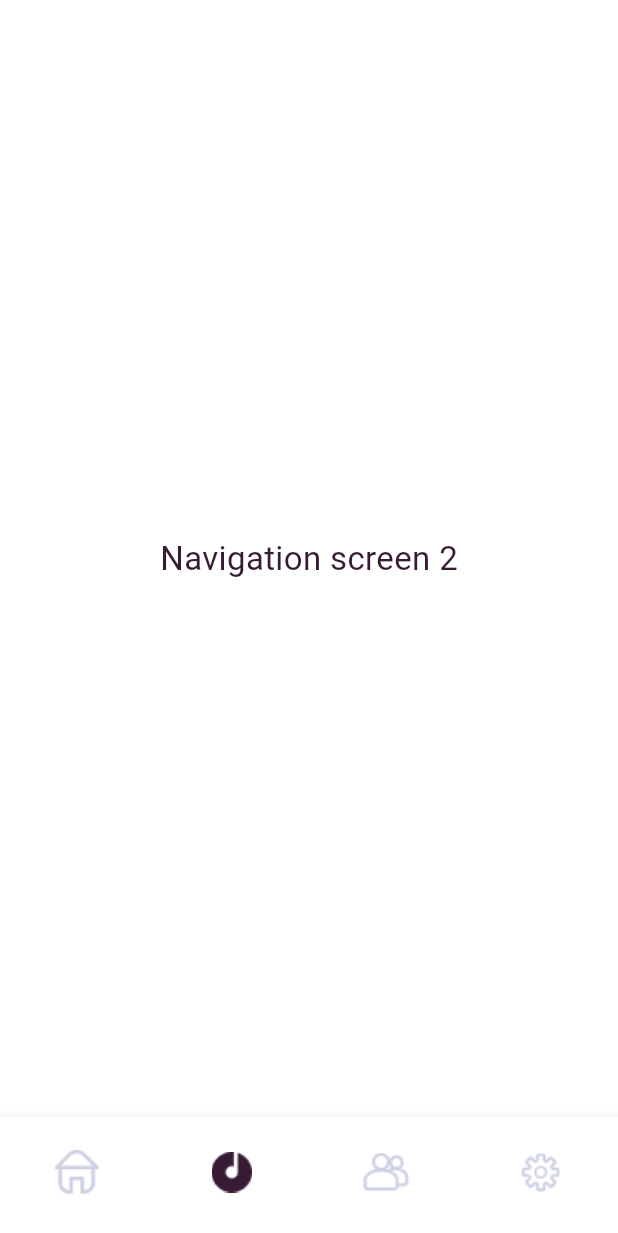
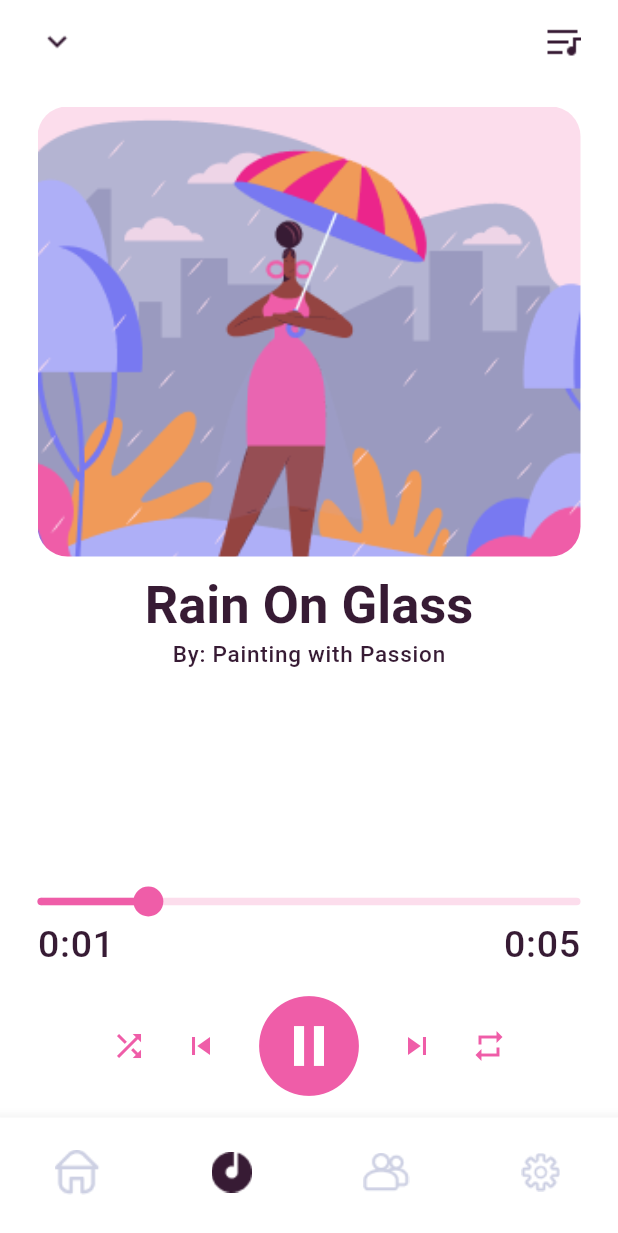
Before and after one commit to rhromets/mental_health_course, a Flutter app: the screen it shows after launch, item 2 of the bottom bar chosen, on a phone screen of 412 x 824 dp. Shown: the top 1233 px of the screen. Run offline on Flutter 3.47's test engine with Material 3 defaults, Android fonts, the light colour scheme and no system bars; drawn by our look-alikes of audio_video_progress_bar; our stand-ins replace flutter_bloc, google_fonts.

Commit message:
feat: add music player screen ui

```diff
--- a/lib/views/home_screen/home_screen.dart
+++ b/lib/views/home_screen/home_screen.dart
@@ -1,6 +1,7 @@
 import 'package:flutter/material.dart';
 import 'package:flutter_bloc/flutter_bloc.dart';
 import 'package:mental_health_course/views/meditation/meditation_screen.dart';
+import 'package:mental_health_course/views/music_player/music_player_screen.dart';
 import 'package:mental_health_course/widgets/bottom_nav_bar/bloc/navigation_bloc.dart';
 import 'package:mental_health_course/widgets/bottom_nav_bar/bloc/navigation_state.dart';
 import 'package:mental_health_course/widgets/bottom_nav_bar/bottom_nav_bar.dart';
@@ -10,9 +11,7 @@ class HomeScreen extends StatelessWidget {
 
   final List<Widget> pages = [
     const MeditationScreen(),
-    const Scaffold(
-      body: Center(child: Text('Navigation screen 2')),
-    ),
+    const MusicPlayerScreen(),
     const Scaffold(
       body: Center(child: Text('Navigation screen 3')),
     ),
--- /dev/null
+++ b/lib/views/music_player/music_player_screen.dart
@@ -0,0 +1,105 @@
+import 'package:audio_video_progress_bar/audio_video_progress_bar.dart';
+import 'package:flutter/material.dart';
+import 'package:mental_health_course/theme/theme.dart';
+
+class MusicPlayerScreen extends StatelessWidget {
+  const MusicPlayerScreen({super.key});
+
+  @override
+  Widget build(BuildContext context) {
+    return Scaffold(
+      appBar: AppBar(
+        elevation: 0,
+        leading: Padding(
+          padding: const EdgeInsets.only(left: 20),
+          child: Image.asset('assets/images/down-arrow.png'),
+        ),
+        actions: [
+          Image.asset('assets/images/playlist-icon.png'),
+          const SizedBox(width: 25),
+        ],
+      ),
+      body: Padding(
+        padding: const EdgeInsets.only(
+          top: 15,
+          right: 25,
+          left: 25,
+        ),
+        child: Column(
+          children: [
+            ClipRRect(
+              borderRadius: BorderRadius.circular(20),
+              child: Image.asset(
+                'assets/images/illustration.png',
+                height: 300,
+                width: double.infinity,
+                fit: BoxFit.cover,
+              ),
+            ),
+            const SizedBox(height: 10),
+            Text(
+              'Rain On Glass',
+              style: Theme.of(context).textTheme.titleLarge,
+            ),
+            Text(
+              'By: Painting with Passion',
+              style: Theme.of(context).textTheme.labelSmall,
+            ),
+            const Spacer(),
+            ProgressBar(
+              progress: const Duration(seconds: 1),
+              total: const Duration(seconds: 5),
+              baseBarColor: DefaultColors.lightpink,
+              thumbColor: DefaultColors.pink,
+              progressBarColor: DefaultColors.pink,
+              onSeek: (duration) {
+                debugPrint('user selected a new time: $duration');
+              },
+            ),
+            Row(
+              mainAxisAlignment: MainAxisAlignment.center,
+              children: [
+                IconButton(
+                  onPressed: () {},
+                  icon: const Icon(
+                    Icons.shuffle,
+                    color: DefaultColors.pink,
+                  ),
+                ),
+                IconButton(
+                  onPressed: () {},
+                  icon: const Icon(
+                    Icons.skip_previous,
+                    color: DefaultColors.pink,
+                  ),
+                ),
+                IconButton(
+                  onPressed: () {},
+                  icon: const Icon(
+                    Icons.pause_circle_filled,
+                    size: 80,
+                    color: DefaultColors.pink,
+                  ),
+                ),
+                IconButton(
+                  onPressed: () {},
+                  icon: const Icon(
+                    Icons.skip_next,
+                    color: DefaultColors.pink,
+                  ),
+                ),
+                IconButton(
+                  onPressed: () {},
+                  icon: const Icon(
+                    Icons.repeat,
+                    color: DefaultColors.pink,
+                  ),
+                ),
+              ],
+            )
+          ],
+        ),
+      ),
+    );
+  }
+}
--- a/pubspec.yaml
+++ b/pubspec.yaml
@@ -15,6 +15,7 @@ dependencies:
   cupertino_icons: ^1.0.8
   google_fonts: ^6.2.1
   flutter_bloc: ^8.1.6
+  audio_video_progress_bar: ^2.0.3
 
 dev_dependencies:
   flutter_test:
```
Also changed, not shown: assets/images/down-arrow.png (added), assets/images/illustration.png (added), assets/images/playlist-icon.png (added), pubspec.lock.
